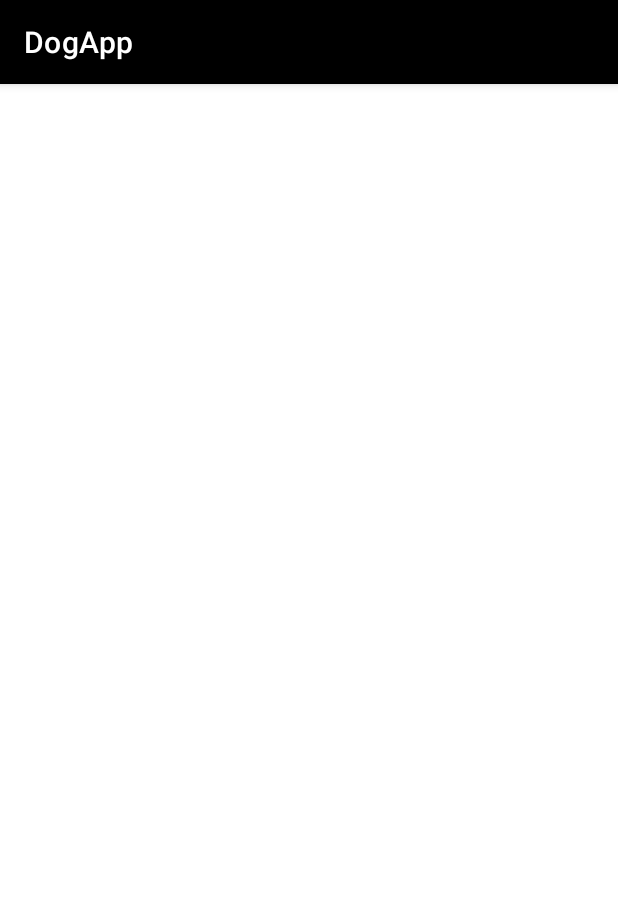
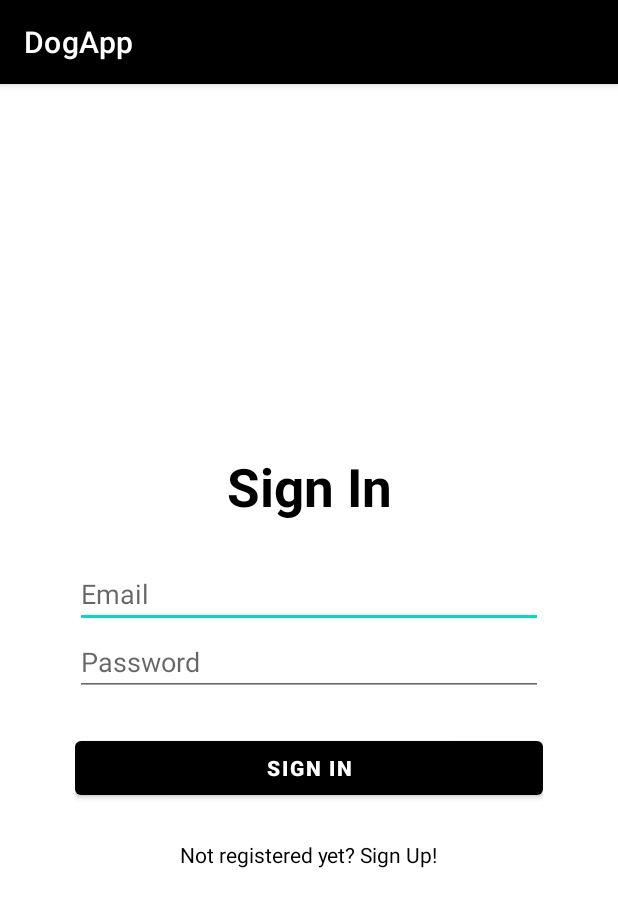
Before and after one commit to aprskalo1/DogApp, an Android app: the screen it shows after launch (HostActivity before the commit, SignInActivity after it), on a phone screen of 412 x 824 dp. Shown: the top 907 px of the screen. Run offline under Robolectric (Android 15) with nearby library versions, the phone set to English and light mode, and no system bars; our stand-ins replace Firebase (no records; nobody signed in at launch, a user with empty details on screens opened directly).

Commit message:
Firebase email/password login completed

```diff
--- a/app/build.gradle.kts
+++ b/app/build.gradle.kts
@@ -1,6 +1,7 @@
 plugins {
     id("com.android.application")
     id("org.jetbrains.kotlin.android")
+    id("com.google.gms.google-services")
 }
 
 android {
@@ -45,6 +46,7 @@ dependencies {
     implementation("androidx.appcompat:appcompat:1.6.1")
     implementation("com.google.android.material:material:1.9.0")
     implementation("androidx.constraintlayout:constraintlayout:2.1.4")
+    implementation("com.google.firebase:firebase-auth:22.3.0")
     testImplementation("junit:junit:4.13.2")
     androidTestImplementation("androidx.test.ext:junit:1.1.5")
     androidTestImplementation("androidx.test.espresso:espresso-core:3.5.1")
@@ -54,4 +56,8 @@ dependencies {
 
     //worker
     implementation("androidx.work:work-runtime-ktx:2.8.1")
+
+    //firebase
+    implementation(platform("com.google.firebase:firebase-bom:32.7.0"))
+    implementation("com.google.firebase:firebase-analytics")
 }
--- /dev/null
+++ b/app/src/main/java/hr/algebra/dogapp/SignInActivity.kt
@@ -0,0 +1,53 @@
+package hr.algebra.dogapp
+
+import androidx.appcompat.app.AppCompatActivity
+import android.os.Bundle
+import android.widget.Toast
+import com.google.firebase.auth.FirebaseAuth
+import hr.algebra.dogapp.databinding.ActivitySignInBinding
+import hr.algebra.dogapp.framework.setStringPreference
+import hr.algebra.dogapp.framework.startActivity
+
+class SignInActivity : AppCompatActivity() {
+    private lateinit var binding: ActivitySignInBinding
+    private lateinit var firebaseAuth: FirebaseAuth
+    override fun onCreate(savedInstanceState: Bundle?) {
+        super.onCreate(savedInstanceState)
+
+        binding = ActivitySignInBinding.inflate(layoutInflater)
+        firebaseAuth = FirebaseAuth.getInstance()
+
+        setContentView(binding.root)
+
+        binding.tvRedirectToSignUp.setOnClickListener {
+            startActivity<SignUpActivity>()
+        }
+
+        binding.buttonSingIn.setOnClickListener {
+            val email = binding.tfEmail.text.toString()
+            val password = binding.tfPassword.text.toString()
+
+            if (email.isNotEmpty() && password.isNotEmpty()) {
+                firebaseAuth.signInWithEmailAndPassword(email, password)
+                    .addOnCompleteListener { task ->
+                        if (task.isSuccessful) {
+                            setStringPreference("email", email)
+                            startActivity<HostActivity>()
+                        } else {
+                            Toast.makeText(
+                                this,
+                                getString(R.string.sign_in_failed),
+                                Toast.LENGTH_SHORT
+                            ).show()
+                        }
+                    }
+            } else {
+                Toast.makeText(
+                    this,
+                    getString(R.string.empty_fields_are_not_allowed),
+                    Toast.LENGTH_SHORT
+                ).show()
+            }
+        }
+    }
+}
--- a/app/src/main/java/hr/algebra/dogapp/SplashScreenActivity.kt
+++ b/app/src/main/java/hr/algebra/dogapp/SplashScreenActivity.kt
@@ -11,6 +11,7 @@ import hr.algebra.dogapp.databinding.ActivitySplashScreenBinding
 import hr.algebra.dogapp.framework.callDelayed
 import hr.algebra.dogapp.framework.isOnline
 import hr.algebra.dogapp.framework.startActivity
+import hr.algebra.dogapp.framework.userExists
 
 private const val SPLASH_SCREEN_DURATION = 3000L
 
@@ -25,16 +26,16 @@ class SplashScreenActivity : AppCompatActivity() {
 
     private fun redirectToMainActivity() {
         if (isOnline()) {
-            callDelayed(
-                SPLASH_SCREEN_DURATION
-            ) {
-                startActivity<HostActivity>()
+            callDelayed(SPLASH_SCREEN_DURATION) {
+                if (userExists()) {
+                    startActivity<HostActivity>()
+                } else {
+                    startActivity<SignInActivity>()
+                }
             }
         } else {
             binding.tvSplashScreen.text = getString(R.string.no_internet_connection)
-            callDelayed(
-                SPLASH_SCREEN_DURATION
-            ) {
+            callDelayed(SPLASH_SCREEN_DURATION) {
                 finish()
             }
         }
--- a/app/src/main/java/hr/algebra/dogapp/framework/Extensions.kt
+++ b/app/src/main/java/hr/algebra/dogapp/framework/Extensions.kt
@@ -38,13 +38,17 @@ fun Context.isOnline(): Boolean {
     }
 }
 
-//this has to be changed since it will be used for storing logged in user
-fun Context.setBooleanPreference(key: String, value: Boolean = true) =
+fun Context.setStringPreference(key: String, value: String?) =
     PreferenceManager.getDefaultSharedPreferences(this)
         .edit()
-        .putBoolean(key, value)
+        .putString(key, value)
         .apply()
 
-fun Context.getBooleanPreference(key: String, defaultValue: Boolean = false) =
+fun Context.getStringPreference(key: String, defaultValue: String? = null): String? =
     PreferenceManager.getDefaultSharedPreferences(this)
-        .getBoolean(key, defaultValue)
+        .getString(key, defaultValue)
+
+fun Context.userExists(): Boolean {
+    val email = getStringPreference("email")
+    return !email.isNullOrBlank()
+}
--- /dev/null
+++ b/app/src/main/res/layout/activity_sign_in.xml
@@ -0,0 +1,52 @@
+<?xml version="1.0" encoding="utf-8"?>
+<LinearLayout xmlns:android="http://schemas.android.com/apk/res/android"
+    android:layout_width="match_parent"
+    android:layout_height="match_parent"
+    android:gravity="center"
+    android:orientation="vertical"
+    android:padding="@dimen/_50dp">
+
+    <TextView
+        android:layout_width="match_parent"
+        android:layout_height="wrap_content"
+        android:layout_marginBottom="@dimen/_25sp"
+        android:gravity="center"
+        android:text="@string/sign_in"
+        android:textColor="@color/black"
+        android:textSize="@dimen/_35sp"
+        android:textStyle="bold" />
+
+
+    <com.google.android.material.textfield.TextInputEditText
+        android:id="@+id/tfEmail"
+        android:layout_width="match_parent"
+        android:layout_height="wrap_content"
+        android:hint="@string/email"
+        android:inputType="textEmailAddress" />
+
+    <com.google.android.material.textfield.TextInputEditText
+        android:id="@+id/tfPassword"
+        android:layout_width="match_parent"
+        android:layout_height="wrap_content"
+        android:hint="@string/password"
+        android:inputType="textPassword" />
+
+    <Button
+        android:id="@+id/buttonSingIn"
+        android:layout_width="match_parent"
+        android:layout_height="wrap_content"
+        android:layout_marginTop="@dimen/_24dp"
+        android:text="@string/sign_in"
+        android:textStyle="bold" />
+
+    <TextView
+        android:id="@+id/tvRedirectToSignUp"
+        android:layout_width="wrap_content"
+        android:layout_height="wrap_content"
+        android:layout_marginTop="@dimen/_24dp"
+        android:clickable="true"
+        android:focusable="true"
+        android:text="@string/not_registered_yet_sign_up"
+        android:textColor="@color/black" />
+
+</LinearLayout>
--- a/app/src/main/res/values/dimens.xml
+++ b/app/src/main/res/values/dimens.xml
@@ -5,4 +5,6 @@
     <dimen name="_25sp">25sp</dimen>
     <dimen name="_10dp">10dp</dimen>
     <dimen name="_25dp">25dp</dimen>
+    <dimen name="_24dp">24dp</dimen>
+    <dimen name="_35sp">35sp</dimen>
 </resources>
--- a/app/src/main/res/values/strings.xml
+++ b/app/src/main/res/values/strings.xml
@@ -2,4 +2,16 @@
     <string name="app_name">DogApp</string>
     <string name="your_favorite_dog_app">Your favorite dog app</string>
     <string name="no_internet_connection">No internet connection...</string>
+    <string name="sign_in">Sign In</string>
+    <string name="email">Email</string>
+    <string name="password">Password</string>
+    <string name="not_registered_yet_sign_up">Not registered yet? Sign Up!</string>
+    <string name="sign_up">Sign up</string>
+    <string name="confirm_password">Confirm password</string>
+    <string name="already_registered_sign_in">Already registered? Sign in!</string>
+    <string name="password_not_matching">Password not matching.</string>
+    <string name="empty_fields_are_not_allowed">Empty fields are not allowed</string>
+    <string name="error_occurred">Error occurred</string>
+    <string name="user_created">User created</string>
+    <string name="sign_in_failed">Sign In Failed</string>
 </resources>
--- a/build.gradle.kts
+++ b/build.gradle.kts
@@ -1,5 +1,11 @@
+buildscript {
+    dependencies {
+        classpath("com.google.gms:google-services:4.4.0")
+    }
+}
 // Top-level build file where you can add configuration options common to all sub-projects/modules.
 plugins {
     id("com.android.application") version "8.2.0" apply false
     id("org.jetbrains.kotlin.android") version "1.9.10" apply false
+    id("com.google.gms.google-services") version "4.4.0" apply false
 }
```
Also changed, not shown: app/src/main/AndroidManifest.xml (+9 -3 lines), app/src/main/java/hr/algebra/dogapp/SignUpActivity.kt (added, +66 -0 lines), app/src/main/res/layout/activity_sign_up.xml (added, +59 -0 lines), 2 other files.
